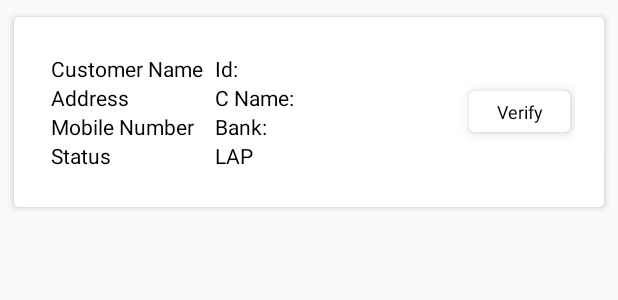
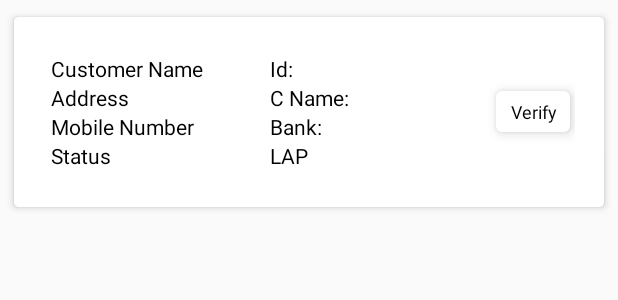
Before and after one commit to aartisoft/ChoicePropertiesSales, an Android app: the layout sales_generated_requests_adapter_layout.xml on its own in the app's theme, with its tools: preview values and no code run, on a phone screen of 412 x 824 dp. Shown: the top 300 px of the screen. Run offline under Robolectric (Android 15) with nearby library versions, the phone set to English and light mode, and no system bars.

Commit message:
Updated on 28.01.2020 at 4.08

```diff
--- a/app/src/main/java/com/example/choiceproperties_sales/repository/LeedRepository.java
+++ b/app/src/main/java/com/example/choiceproperties_sales/repository/LeedRepository.java
@@ -17,7 +17,8 @@ public interface LeedRepository {
 
     void updateUser(final String leedId, final Map leedMap, final CallBack callback);
 
-
     void updatePlot(final String leedId, final Map leedMap, final CallBack callback);
 
+    void updateRequest(final String leedId, final Map leedMap, final CallBack callback);
+
 }
--- a/app/src/main/res/layout/sales_generated_requests_adapter_layout.xml
+++ b/app/src/main/res/layout/sales_generated_requests_adapter_layout.xml
@@ -39,7 +39,7 @@
                         android:layout_height="wrap_content"
                         android:layout_gravity="center"
                         android:layout_margin="5dp"
-                        android:layout_weight="20"
+                        android:layout_weight="15"
                         android:orientation="vertical">
 
                         <LinearLayout
@@ -54,7 +54,7 @@
                             android:layout_height="wrap_content"
                             android:text="Customer Name "
                             android:textColor="@color/Black"
-                            android:layout_weight="60"
+                            android:layout_weight="50"
                             android:textSize="14dp" />
 
                             <TextView
@@ -62,7 +62,7 @@
                                 android:layout_width="match_parent"
                                 android:layout_height="wrap_content"
                                 android:text="Id:"
-                                android:layout_weight="40"
+                                android:layout_weight="50"
                                 android:textColor="@color/Black"
                                 android:textSize="14dp" />
 
@@ -79,7 +79,7 @@
                             android:layout_width="match_parent"
                             android:layout_height="wrap_content"
                             android:text="Address"
-                            android:layout_weight="60"
+                            android:layout_weight="50"
                             android:textColor="@color/Black"
                             android:textSize="14dp" />
 
@@ -88,7 +88,7 @@
                                 android:layout_width="match_parent"
                                 android:layout_height="wrap_content"
                                 android:text="C Name:"
-                                android:layout_weight="40"
+                                android:layout_weight="50"
                                 android:textColor="@color/Black"
                                 android:textSize="14dp" />
 
@@ -107,7 +107,7 @@
                                 android:layout_height="wrap_content"
                                 android:text="Mobile Number"
                                 android:textColor="@color/Black"
-                                android:layout_weight="60"
+                                android:layout_weight="50"
                                 android:textSize="14dp" />
 
                             <TextView
@@ -115,7 +115,7 @@
                                 android:layout_width="match_parent"
                                 android:layout_height="wrap_content"
                                 android:text="Bank:"
-                                android:layout_weight="40"
+                                android:layout_weight="50"
                                 android:textColor="@color/Black"
                                 android:textSize="14dp" />
 
@@ -133,7 +133,7 @@
                                 android:layout_height="wrap_content"
                                 android:text="Status"
                                 android:textColor="@color/Black"
-                                android:layout_weight="60"
+                                android:layout_weight="50"
                                 android:textSize="14dp" />
 
                             <TextView
@@ -141,7 +141,7 @@
                                 android:layout_width="match_parent"
                                 android:layout_height="wrap_content"
                                 android:text="LAP"
-                                android:layout_weight="40"
+                                android:layout_weight="50"
                                 android:textColor="@color/Black"
                                 android:textSize="14dp" />
 
@@ -158,7 +158,7 @@
                         android:layout_gravity="center"
                         android:layout_marginRight="3dp"
                         app:cardElevation="5dp"
-                        android:layout_weight="80"
+                        android:layout_weight="85"
                         card_view:cardCornerRadius="4dp">
 
                         <TextView
```
Also changed, not shown: app/src/main/java/com/example/choiceproperties_sales/Views/Adapters/Sales_Customer_Requests_Adapter.java (+28 -0 lines), app/src/main/java/com/example/choiceproperties_sales/repository/impl/LeedRepositoryImpl.java (+16 -0 lines).
